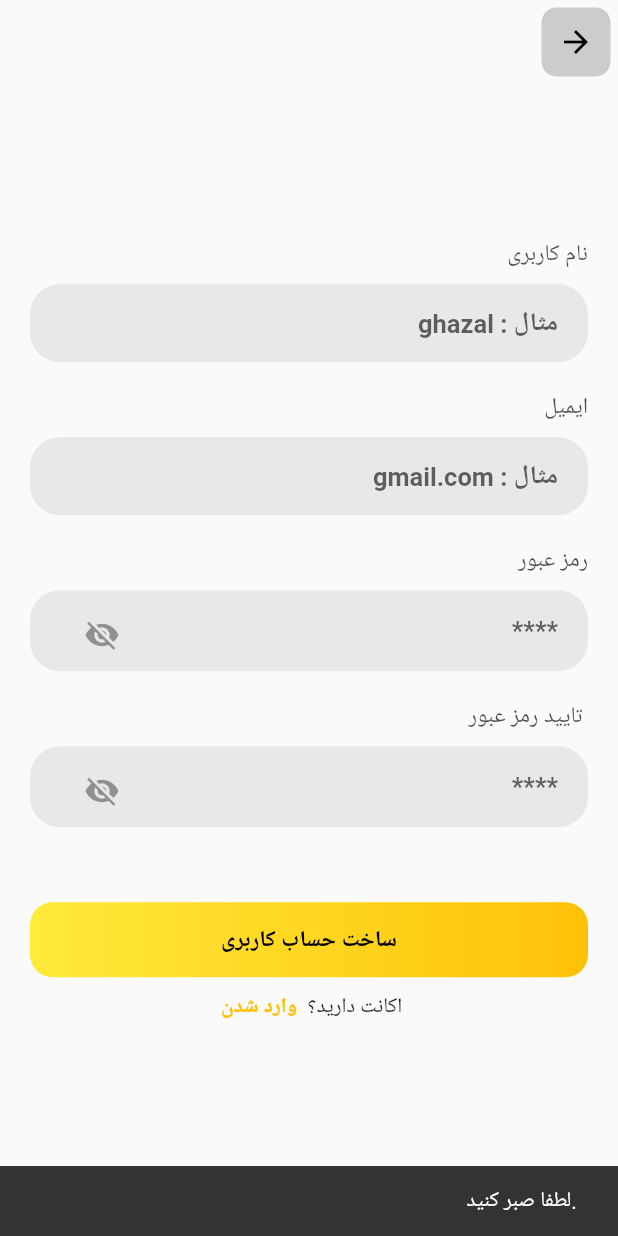
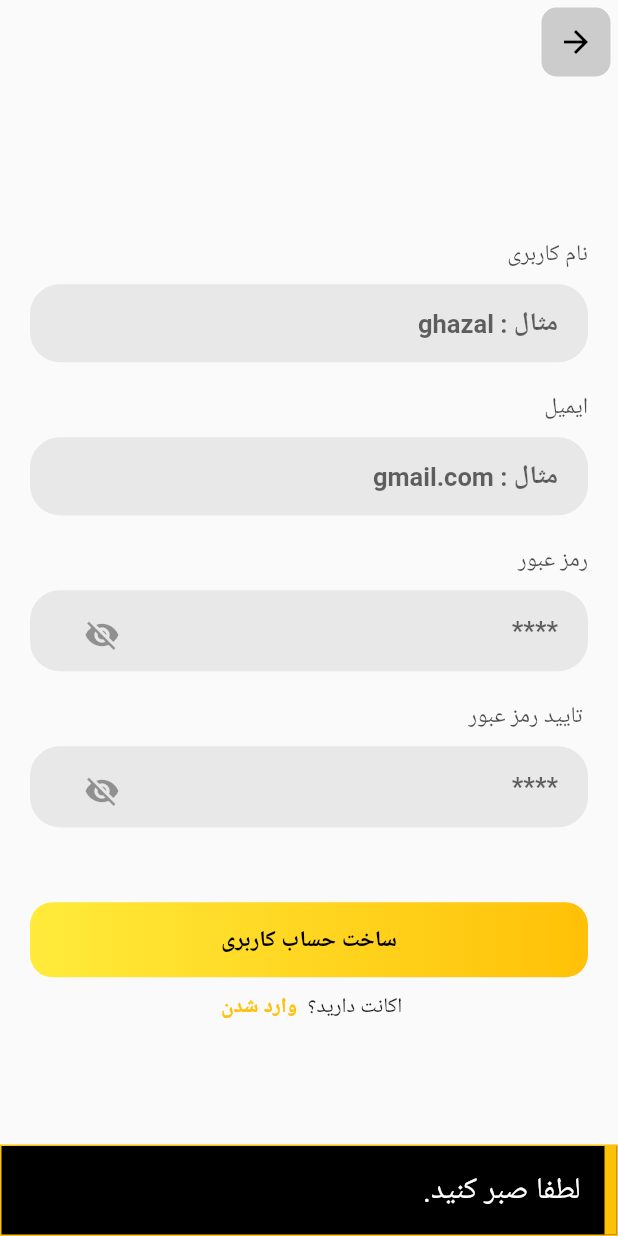
Before and after one commit to soraya-mi/Boojoo, a Flutter app: the SignUpPage screen opened directly, after a tap on "ساخت حساب کاربری", on a phone screen of 412 x 824 dp. Run offline on Flutter 3.47's test engine with Material 2 defaults, Android fonts, the phone set to English and light mode, and no system bars; drawn by our look-alikes of another_flushbar; our stand-ins replace after_layout, animated_text_kit, ant_icons, connectivity, fl_chart, flutter_rating_bar and 10 more; missing offline and left inert: auto_direction, flutter_statusbarcolor, icon_picker, jalali_calendar, persian_datetime_picker, random_color; accounts and stored records are empty; network calls fail; project files that could hold a hidden picture were left out.

Commit message:
sign up with shared prefrences

```diff
--- a/lib/SideMenu/SignUpPage.dart
+++ b/lib/SideMenu/SignUpPage.dart
@@ -5,14 +5,21 @@ import 'LoginPage.dart';
 import 'package:http/http.dart' as http;
 import 'dart:convert';
 import 'dart:async';
-
-
-
+import 'package:shared_preferences/shared_preferences.dart';
+import 'package:boojoo/SideMenu//SharedPref_Class.dart';
+import 'package:another_flushbar/flushbar.dart';
+import 'package:connectivity/connectivity.dart';
 //import 'home-page.dart';
 int messageStatusCode=-1;
 String tmpUsername="";
 String backAnswer="";
 String errorTeller="کاربر گرامی خطایی رخ داده است. \n نام کاربری نباید تکراری باشد  همچنین رمز عبور باید حداقل شامل 10 کاراکتر از جمله حروف و اعداد باشد";
+String AccessTokenSignUp="";
+String RefreshTokenSignUp="";
+String UsernNameFromTokenSignUp="";
+String EmailFromTokenSignUp="";
+String PKTokenSignUp="";
+
 // ignore: missing_return
 Future<AlbumSignUp> createAlbumSigUp(String username,String email,String password1, String password2) async {
   final http.Response response1 = await http.post(
@@ -29,14 +36,24 @@ Future<AlbumSignUp> createAlbumSigUp(String username,String email,String passwor
   );
   print("ddd");
   print(response1.statusCode);
+  print(response1.body);
   tmpUsername=username;
   backAnswer=response1.body;
   messageStatusCode=response1.statusCode;
-  /*if (response1.statusCode == 201) {
-    return AlbumSignUp.fromJson(jsonDecode(response1.body));
-  } else {
-    throw Exception('Failed to create album.');
-  }*/
+
+  List<String>ServerResponseInListS=backAnswer.split(",");
+  List<String>accesstokenS=ServerResponseInListS[0].split(":");
+  List<String>refreshtokenS=ServerResponseInListS[1].split(":");
+  List<String>pktokenS=ServerResponseInListS[2].split(":");
+  List<String>usernametokenS=ServerResponseInListS[3].split(":");
+  List<String>emailtokenS=ServerResponseInListS[4].split(":");
+  AccessTokenSignUp=accesstokenS[1].substring(1,accesstokenS[1].length-1);
+  RefreshTokenSignUp=refreshtokenS[1].substring(1,refreshtokenS[1].length-1);
+  UsernNameFromTokenSignUp=usernametokenS[1].substring(1,usernametokenS[1].length-1);
+  EmailFromTokenSignUp=emailtokenS[1].substring(1,emailtokenS[1].length-1);
+  PKTokenLogIn=pktokenS[2];
+
+
 }
 class AlbumSignUp {
   final String username;
@@ -81,7 +98,33 @@ class _SignUpPageState extends State<SignUpPage> {
   final TextEditingController usernameController=TextEditingController();
   final TextEditingController password1Controller=TextEditingController();
   final TextEditingController password2Controller=TextEditingController();
+  final SignUpPrefs = MySharedPreferences.instance;
   Future<AlbumSignUp> _futureAlbumSignUp;
+  void showFlushBar(BuildContext context,String Message){
+    Flushbar(
+      //message:Message ,
+
+      //icon:,
+      leftBarIndicatorColor: Colors.amber,
+      messageText: Text(Message,textAlign: TextAlign.right,style: TextStyle(color: Colors.white,fontSize: 20),),
+      //brar icon , inas,
+      messageSize: 20,
+      backgroundColor: Colors.black,
+      borderColor: Colors.amber,
+      messageColor: Colors.white,
+      duration: Duration(seconds: 2),
+    )..show(context);
+
+  }
+
+  void isInternetConnected()async{
+    var result=await Connectivity().checkConnectivity();
+    if(result==ConnectivityResult.none)
+    {
+      print("WWWWWWWWWWWWWWWWWWWWWWWWWWWWWWw");
+      showFlushBar(context, "اینترنت متصل نیست");
+    }
+  }
   bool hidePwd = true;
   @override
   Widget build(BuildContext context) {
@@ -300,6 +343,11 @@ class _SignUpPageState extends State<SignUpPage> {
                         child: InkWell(
                           onTap: () {
                             setState(() {
+                              SignUpPrefs.addStringToSF("username_SHP_SI", UsernNameFromTokenSignUp);
+                              SignUpPrefs.addStringToSF("access token_SHP_SI", AccessTokenSignUp);
+                              SignUpPrefs.addStringToSF("refresh token_SHP_SI", RefreshTokenSignUp);
+                              SignUpPrefs.addStringToSF("email_SHP_SI", EmailFromTokenSignUp);
+                              SignUpPrefs.addStringToSF("PK_SHP_SI", PKTokenSignUp);
 
                               Timer(Duration(seconds: 5), () {
                                 //print(" This line is execute after 5 seconds");
@@ -311,39 +359,29 @@ class _SignUpPageState extends State<SignUpPage> {
                                   //       builder: (context) =>
                                   //           MyHomePage()), //NoteList()),
                                   // );
-                                final snackBar1 = SnackBar(content: Text(
-                                    " .عزیز حساب کاربری شما ساخته شد  " + /*usernameController.text*/
-                                        tmpUsername,
-                                    textAlign: TextAlign.right));
-                                ScaffoldMessenger.of(context).showSnackBar(
-                                    snackBar1);
+                                  // final snackBar1 = SnackBar(content: Text(
+                                  //     " .عزیز حساب کاربری شما ساخته شد  " + /*usernameController.text*/
+                                  //         tmpUsername,
+                                  //     textAlign: TextAlign.right));
+                                  // ScaffoldMessenger.of(context).showSnackBar(
+                                  //     snackBar1);
+                                  showFlushBar(context,  " .عزیز حساب کاربری شما ساخته شد  " + tmpUsername);
                                   print("sign up");
+
                                 }
 
                                 else {
 
                                   if (backAnswer.contains("password") ) {
-                                  final snackBar2 = SnackBar(content: Text(
-                                      ".رمز عبور باید حداقل شامل 10 کاراکتر حرف و عدد باشد",
-                                      textAlign: TextAlign.right));
-                                  ScaffoldMessenger.of(context).showSnackBar(
-                                      snackBar2);
+                                    showFlushBar(context, ".رمز عبور باید حداقل شامل 10 کاراکتر حرف و عدد باشد");
                                     print("error password");
                                   }
                                   if (backAnswer.contains("username")) {
-                                  final snackBar2 = SnackBar(content: Text(
-                                      ".نام کاربری مورد نظر قبلا انتخاب شده است",
-                                      textAlign: TextAlign.right));
-                                  ScaffoldMessenger.of(context).showSnackBar(
-                                      snackBar2);
+                                    showFlushBar(context, ".نام کاربری مورد نظر قبلا انتخاب شده است");
                                     print("error username");
                                   }
                                   if (backAnswer.contains("email")) {
-                                  final snackBar2 = SnackBar(content: Text(
-                                      ".ایمیل مورد نظر اکانت دارد. لطفا با یک ایمیل دیگر اقدام کنید",
-                                      textAlign: TextAlign.right));
-                                  ScaffoldMessenger.of(context).showSnackBar(
-                                      snackBar2);
+                                    showFlushBar(context,  ".ایمیل مورد نظر اکانت دارد. لطفا با یک ایمیل دیگر اقدام کنید");
                                     print("error email");
                                   }
                                 }
@@ -361,8 +399,7 @@ class _SignUpPageState extends State<SignUpPage> {
                             Timer(Duration(seconds: 5), () {
                               print(" This line is execute after 5 seconds");
                             });
-                          final snackBar3 =  SnackBar(content: Text(" .لطفا صبر کنید ",textAlign: TextAlign.right));
-                          ScaffoldMessenger.of(context).showSnackBar(snackBar3);
+                            showFlushBar(context, "لطفا صبر کنید.");
                           },
 
 
@@ -413,3 +450,8 @@ class _SignUpPageState extends State<SignUpPage> {
     });
   }
 }
+
+
+
+
+//commnt for test
```
Lines whose indentation alone changed are shown as unchanged.
